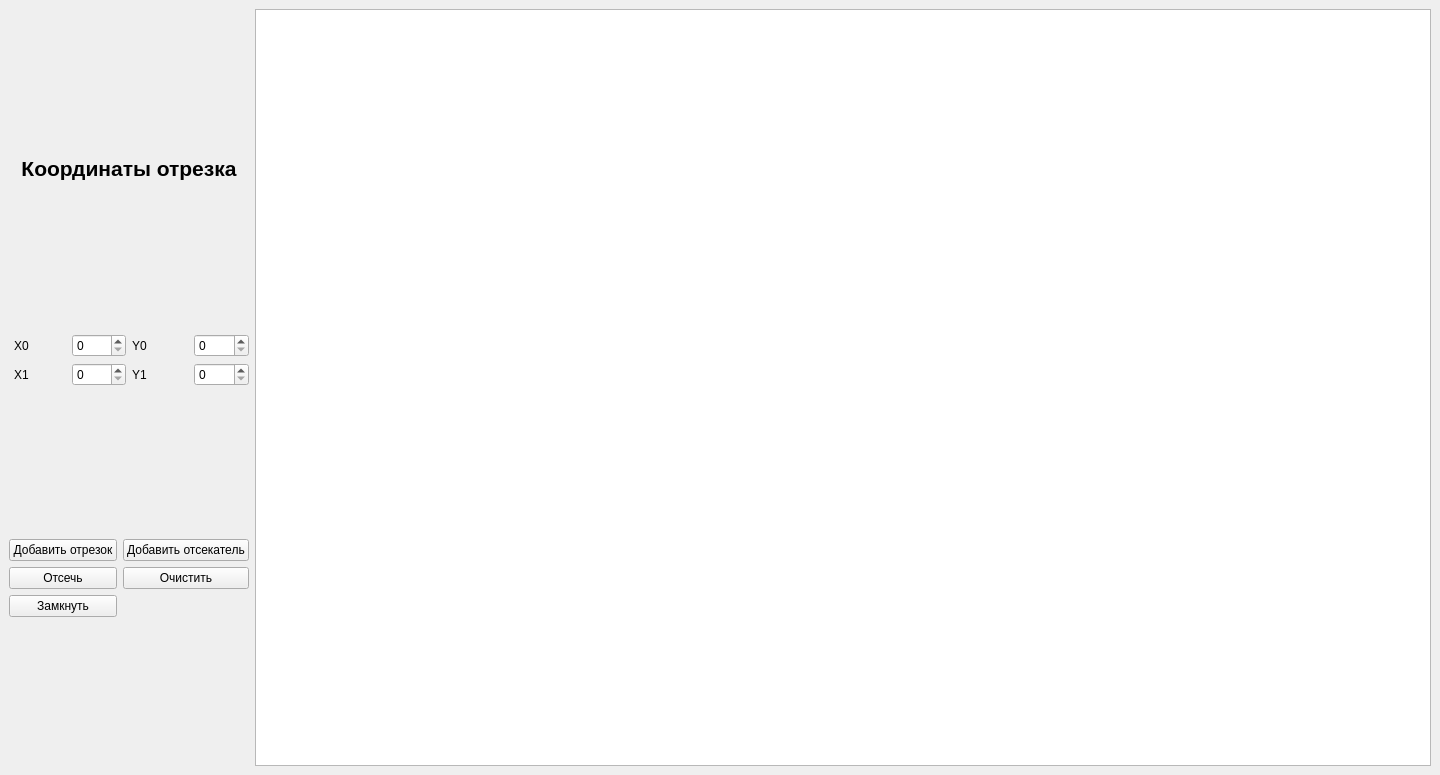
Qt form lab_08/src/mainwindow.ui (Pangolierchick/IU7-Computer-Graphics) before a commit.
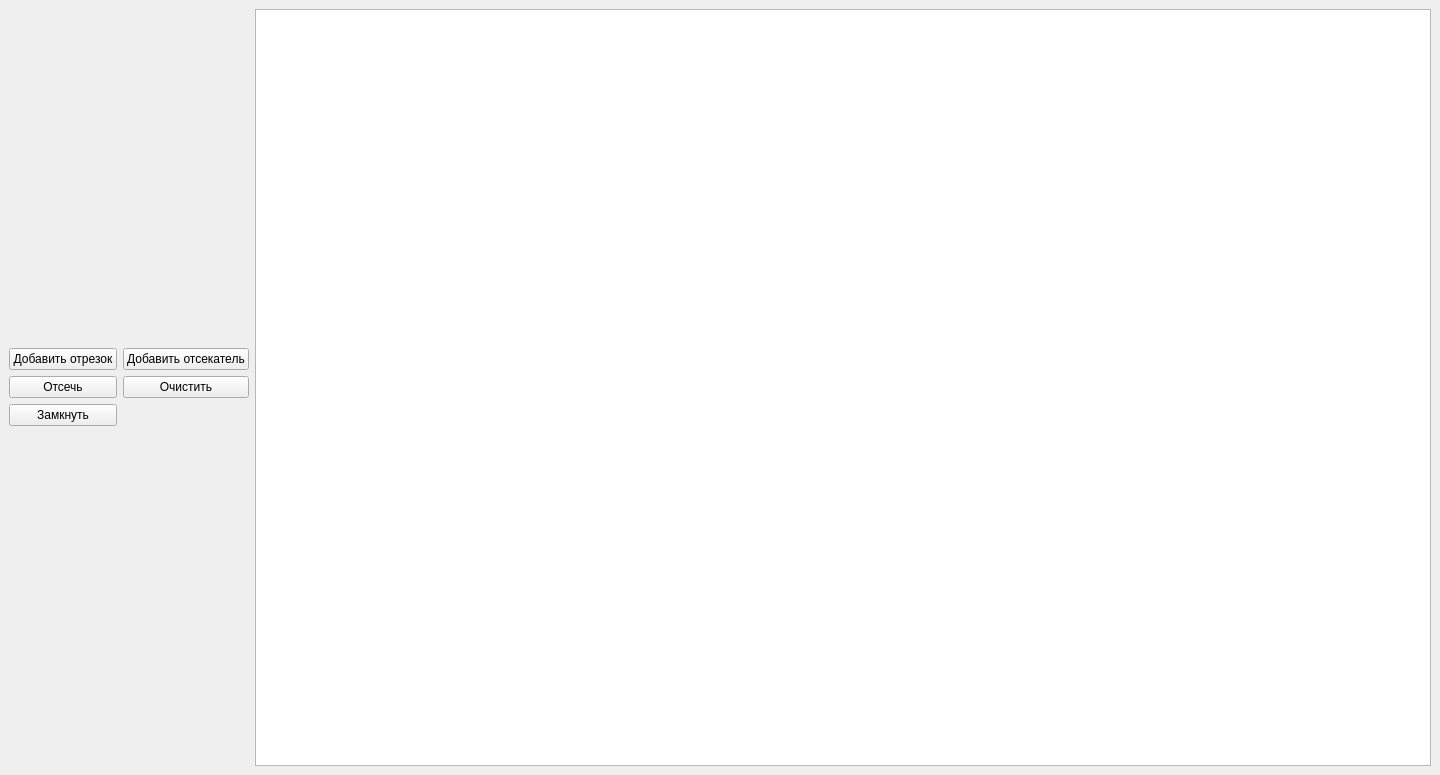
The same form after that commit.

Diff of the .ui file:
```diff
--- a/lab_08/src/mainwindow.ui
+++ b/lab_08/src/mainwindow.ui
@@ -29,132 +29,6 @@
    <layout class="QHBoxLayout" name="horizontalLayout_2">
     <item>
      <layout class="QVBoxLayout" name="verticalLayout">
-      <item>
-       <widget class="QLabel" name="label_6">
-        <property name="sizePolicy">
-         <sizepolicy hsizetype="Minimum" vsizetype="Fixed">
-          <horstretch>0</horstretch>
-          <verstretch>0</verstretch>
-         </sizepolicy>
-        </property>
-        <property name="minimumSize">
-         <size>
-          <width>0</width>
-          <height>0</height>
-         </size>
-        </property>
-        <property name="font">
-         <font>
-          <pointsize>16</pointsize>
-          <weight>75</weight>
-          <bold>true</bold>
-         </font>
-        </property>
-        <property name="text">
-         <string>Координаты отрезка</string>
-        </property>
-        <property name="alignment">
-         <set>Qt::AlignBottom|Qt::AlignHCenter</set>
-        </property>
-       </widget>
-      </item>
-      <item>
-       <layout class="QGridLayout" name="gridLayout_6">
-        <item row="0" column="0">
-         <layout class="QHBoxLayout" name="horizontalLayout">
-          <property name="leftMargin">
-           <number>5</number>
-          </property>
-          <item>
-           <widget class="QLabel" name="label">
-            <property name="text">
-             <string>X0</string>
-            </property>
-           </widget>
-          </item>
-          <item>
-           <widget class="QSpinBox" name="x0_spin">
-            <property name="maximum">
-             <number>2000</number>
-            </property>
-           </widget>
-          </item>
-         </layout>
-        </item>
-        <item row="0" column="1">
-         <layout class="QHBoxLayout" name="horizontalLayout_4">
-          <item>
-           <widget class="QLabel" name="label_3">
-            <property name="text">
-             <string>Y0</string>
-            </property>
-           </widget>
-          </item>
-          <item>
-           <widget class="QSpinBox" name="y0_spin">
-            <property name="maximum">
-             <number>2000</number>
-            </property>
-           </widget>
-          </item>
-         </layout>
-        </item>
-        <item row="1" column="0">
-         <layout class="QHBoxLayout" name="horizontalLayout_3">
-          <property name="sizeConstraint">
-           <enum>QLayout::SetDefaultConstraint</enum>
-          </property>
-          <property name="leftMargin">
-           <number>5</number>
-          </property>
-          <item>
-           <widget class="QLabel" name="label_2">
-            <property name="sizePolicy">
-             <sizepolicy hsizetype="Minimum" vsizetype="Preferred">
-              <horstretch>0</horstretch>
-              <verstretch>0</verstretch>
-             </sizepolicy>
-            </property>
-            <property name="text">
-             <string>X1</string>
-            </property>
-           </widget>
-          </item>
-          <item>
-           <widget class="QSpinBox" name="x1_spin">
-            <property name="maximum">
-             <number>2000</number>
-            </property>
-           </widget>
-          </item>
-         </layout>
-        </item>
-        <item row="1" column="1">
-         <layout class="QHBoxLayout" name="horizontalLayout_5">
-          <item>
-           <widget class="QLabel" name="label_4">
-            <property name="sizePolicy">
-             <sizepolicy hsizetype="Minimum" vsizetype="Preferred">
-              <horstretch>0</horstretch>
-              <verstretch>0</verstretch>
-             </sizepolicy>
-            </property>
-            <property name="text">
-             <string>Y1</string>
-            </property>
-           </widget>
-          </item>
-          <item>
-           <widget class="QSpinBox" name="y1_spin">
-            <property name="maximum">
-             <number>2000</number>
-            </property>
-           </widget>
-          </item>
-         </layout>
-        </item>
-       </layout>
-      </item>
       <item>
        <layout class="QGridLayout" name="gridLayout_5">
         <item row="0" column="0">
```
